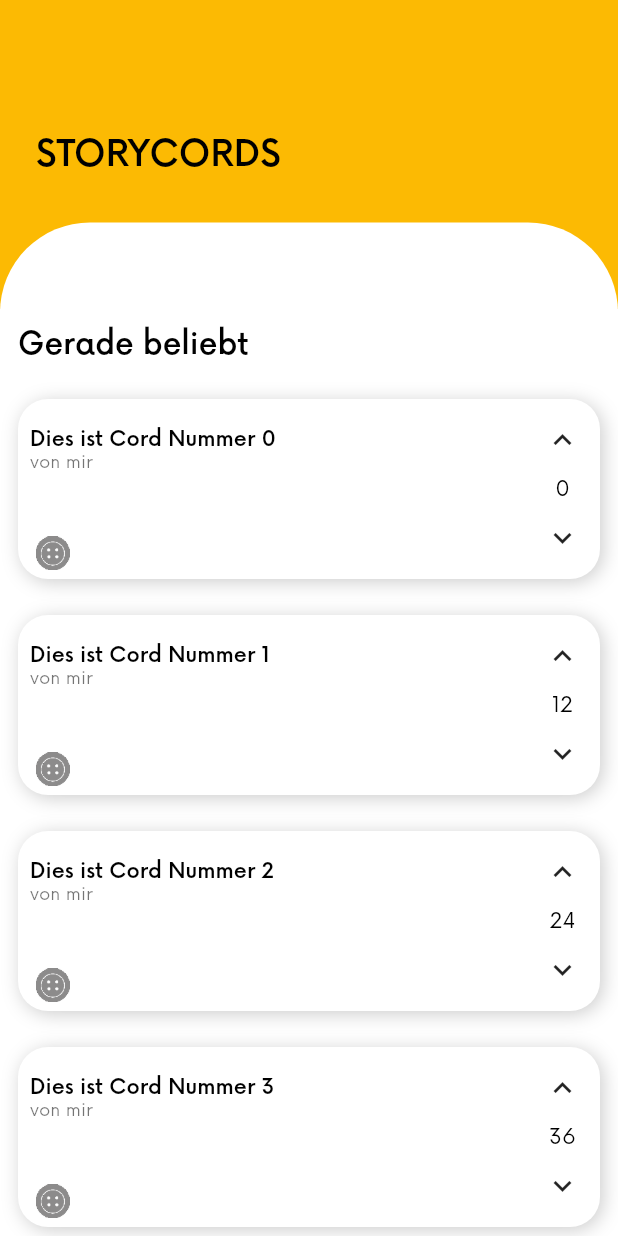
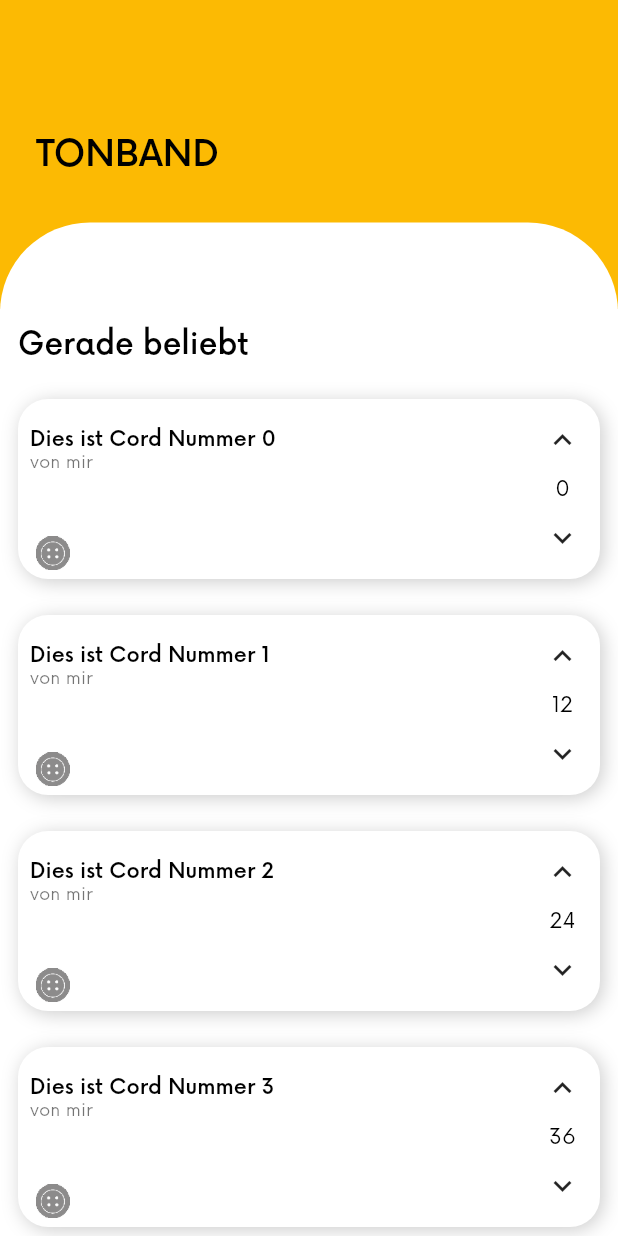
Before and after one commit to pdurasie/storycords, a Flutter app: the screen it shows after launch, on a phone screen of 412 x 824 dp. Run offline on Flutter 3.47's test engine with Material 2 defaults, Android fonts, the phone set to English and light mode, and no system bars; our stand-ins replace bloc, flutter_bloc, permission_handler; missing offline and left inert: record.

Commit message:
Rename project from "storycords" to "tonband" - wuhu

```diff
--- a/lib/logic/permission/PermissionCubit.dart
+++ b/lib/logic/permission/PermissionCubit.dart
@@ -1,6 +1,6 @@
 import 'package:bloc/bloc.dart';
-import 'package:storycords/logic/permission/PermissionService.dart';
-import 'package:storycords/logic/permission/PermissionState.dart';
+import 'package:tonband/logic/permission/PermissionService.dart';
+import 'package:tonband/logic/permission/PermissionState.dart';
 
 /// Let's keep this to reuse this later for different functionalities
 /// that need Permissions.
--- a/lib/logic/permission/PermissionService.dart
+++ b/lib/logic/permission/PermissionService.dart
@@ -1,7 +1,7 @@
 import 'dart:io';
 
 import 'package:permission_handler/permission_handler.dart';
-import 'package:storycords/logic/permission/PermissionState.dart';
+import 'package:tonband/logic/permission/PermissionState.dart';
 
 enum PermissionType {
   Microphone,
--- a/lib/logic/recording/RecordingBloc.dart
+++ b/lib/logic/recording/RecordingBloc.dart
@@ -1,7 +1,7 @@
 import 'package:bloc/bloc.dart';
-import 'package:storycords/logic/recording/RecordingEvent.dart';
-import 'package:storycords/logic/recording/RecordingService.dart';
-import 'package:storycords/logic/recording/RecordingState.dart';
+import 'package:tonband/logic/recording/RecordingEvent.dart';
+import 'package:tonband/logic/recording/RecordingService.dart';
+import 'package:tonband/logic/recording/RecordingState.dart';
 
 class RecordingBloc extends Bloc<RecordingEvent, RecordingState> {
   RecordingBloc() : super(RecordingInitial());
--- a/lib/logic/recording/RecordingService.dart
+++ b/lib/logic/recording/RecordingService.dart
@@ -2,7 +2,7 @@ import 'dart:io';
 
 import 'package:path_provider/path_provider.dart';
 import 'package:record/record.dart';
-import 'package:storycords/logic/permission/PermissionService.dart';
+import 'package:tonband/logic/permission/PermissionService.dart';
 
 /// This class is responsible for capturing sound.
 ///
--- a/lib/main.dart
+++ b/lib/main.dart
@@ -1,6 +1,6 @@
 import 'package:flutter/material.dart';
-import 'package:storycords/style.dart';
-import 'package:storycords/ui/ScreenHome.dart';
+import 'package:tonband/style.dart';
+import 'package:tonband/ui/ScreenHome.dart';
 
 void main() {
   runApp(MyApp());
@@ -10,7 +10,7 @@ class MyApp extends StatelessWidget {
   @override
   Widget build(BuildContext context) {
     return MaterialApp(
-      title: 'Storycords',
+      title: 'Tonband',
       theme: ThemeData(
         primaryColor: colorPrimary,
         textTheme: Theme.of(context)
--- a/lib/models/Button.dart
+++ /dev/null
@@ -1,5 +0,0 @@
-import 'dart:ui';
-
-class Button {
-  Image image;
-}
--- a/lib/models/Cord.dart
+++ b/lib/models/Cord.dart
@@ -1,4 +1,4 @@
-import 'package:storycords/models/Recording.dart';
+import 'package:tonband/models/Recording.dart';
 
 class Cord {
   String title = "";
--- a/lib/ui/ScreenCordDetail.dart
+++ b/lib/ui/ScreenCordDetail.dart
@@ -1,7 +1,7 @@
 import 'package:flutter/material.dart';
-import 'package:storycords/models/Cord.dart';
-import 'package:storycords/ui/components/CordRatingBox.dart';
-import 'package:storycords/ui/components/CordWidget.dart';
+import 'package:tonband/models/Cord.dart';
+import 'package:tonband/ui/components/CordRatingBox.dart';
+import 'package:tonband/ui/components/CordWidget.dart';
 
 class ScreenCordDetail extends StatelessWidget {
   final Cord _cord;
--- a/lib/ui/ScreenRecording.dart
+++ b/lib/ui/ScreenRecording.dart
@@ -1,8 +1,8 @@
 import 'package:flutter/material.dart';
 import 'package:flutter_bloc/flutter_bloc.dart';
-import 'package:storycords/logic/recording/RecordingBloc.dart';
-import 'package:storycords/logic/recording/RecordingEvent.dart';
-import 'package:storycords/logic/recording/RecordingState.dart';
+import 'package:tonband/logic/recording/RecordingBloc.dart';
+import 'package:tonband/logic/recording/RecordingEvent.dart';
+import 'package:tonband/logic/recording/RecordingState.dart';
 
 class PageRecording extends StatelessWidget {
   @override
@@ -14,7 +14,7 @@ class PageRecording extends StatelessWidget {
 Scaffold _buildRecordingPage() {
   return Scaffold(
     appBar: AppBar(
-      title: Text("Storycords"),
+      title: Text("tonband"),
     ),
     body: BlocProvider(
         create: (context) => RecordingBloc(), child: RecordingButton()),
--- a/lib/ui/components/CordRatingBox.dart
+++ b/lib/ui/components/CordRatingBox.dart
@@ -1,5 +1,5 @@
 import 'package:flutter/material.dart';
-import 'package:storycords/models/Cord.dart';
+import 'package:tonband/models/Cord.dart';
 
 class CordRatingBox extends StatelessWidget {
   const CordRatingBox({
--- a/lib/ui/components/HomeBody.dart
+++ b/lib/ui/components/HomeBody.dart
@@ -1,6 +1,6 @@
 import 'package:flutter/material.dart';
-import 'package:storycords/models/Cord.dart';
-import 'package:storycords/ui/components/HomeWelcomeHeader.dart';
+import 'package:tonband/models/Cord.dart';
+import 'package:tonband/ui/components/HomeWelcomeHeader.dart';
 
 import 'HomeCategoryTitle.dart';
 import 'HomeCordCard.dart';
--- a/lib/ui/components/HomeCordCard.dart
+++ b/lib/ui/components/HomeCordCard.dart
@@ -1,7 +1,7 @@
 import 'package:flutter/material.dart';
-import 'package:storycords/models/Cord.dart';
-import 'package:storycords/ui/ScreenCordDetail.dart';
-import 'package:storycords/ui/components/CordRatingBox.dart';
+import 'package:tonband/models/Cord.dart';
+import 'package:tonband/ui/ScreenCordDetail.dart';
+import 'package:tonband/ui/components/CordRatingBox.dart';
 
 import '../../style.dart';
 
--- a/lib/ui/components/HomeWelcomeHeader.dart
+++ b/lib/ui/components/HomeWelcomeHeader.dart
@@ -20,7 +20,7 @@ class WelcomeHeaderWidget extends StatelessWidget {
           child: RichText(
               text: TextSpan(children: [
             TextSpan(
-                text: "STORYCORDS",
+                text: "TONBAND",
                 style: Theme.of(context)
                     .textTheme
                     .headline5!
--- a/pubspec.yaml
+++ b/pubspec.yaml
@@ -1,4 +1,4 @@
-name: storycords
+name: tonband
 description: Application for sharing stories via audio
 
 # The following line prevents the package from being accidentally published to
```
Also changed, not shown: 12 other files.
